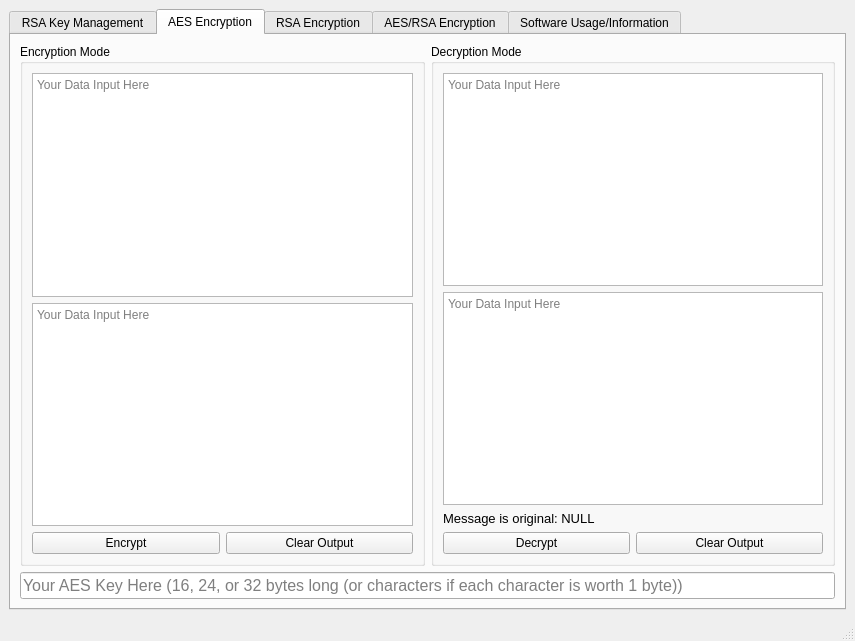
The window that src/TextSecure-QT/mainwindow.ui (zhiyan114/SecureMessage) describes before a commit, drawn with Qt 5.
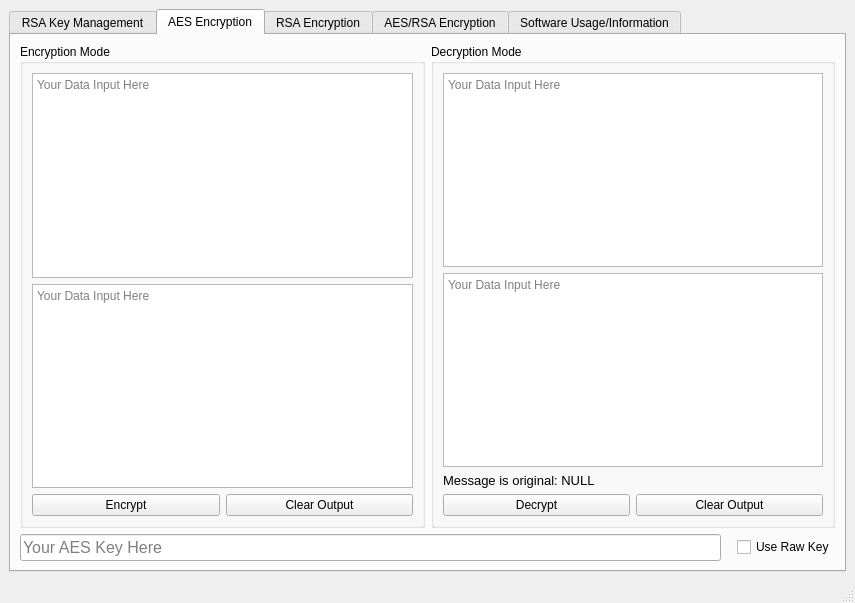
The same window after the commit. The open tabs and pages were chosen to show the change.

Commit message: AES Encryption has option to use non 16,24,32 byte key size

What changed in the file:
```diff
--- a/src/TextSecure-QT/mainwindow.ui
+++ b/src/TextSecure-QT/mainwindow.ui
@@ -7,7 +7,7 @@
     <x>0</x>
     <y>0</y>
     <width>855</width>
-    <height>641</height>
+    <height>603</height>
    </rect>
   </property>
   <property name="windowTitle">
@@ -15,13 +15,13 @@
   </property>
   <widget class="QWidget" name="centralwidget">
    <layout class="QGridLayout" name="gridLayout_2">
-    <item row="0" column="0">
+    <item row="1" column="0">
      <widget class="QTabWidget" name="tabWidget">
       <property name="tabShape">
        <enum>QTabWidget::Rounded</enum>
       </property>
       <property name="currentIndex">
-       <number>0</number>
+       <number>1</number>
       </property>
       <property name="tabsClosable">
        <bool>false</bool>
@@ -205,10 +205,10 @@
            <string>Decryption Mode</string>
           </property>
           <layout class="QGridLayout" name="gridLayout_9">
-           <item row="0" column="0" colspan="2">
-            <widget class="QPlainTextEdit" name="DecInput">
-             <property name="placeholderText">
-              <string>Your Data Input Here</string>
+           <item row="4" column="0">
+            <widget class="QPushButton" name="DecryptBtn">
+             <property name="text">
+              <string>Decrypt</string>
              </property>
             </widget>
            </item>
@@ -222,6 +222,13 @@
              </property>
             </widget>
            </item>
+           <item row="0" column="0" colspan="2">
+            <widget class="QPlainTextEdit" name="DecInput">
+             <property name="placeholderText">
+              <string>Your Data Input Here</string>
+             </property>
+            </widget>
+           </item>
            <item row="2" column="0" colspan="2">
             <widget class="QLabel" name="MessageStatus">
              <property name="font">
@@ -234,14 +241,7 @@
              </property>
             </widget>
            </item>
-           <item row="3" column="0">
-            <widget class="QPushButton" name="DecryptBtn">
-             <property name="text">
-              <string>Decrypt</string>
-             </property>
-            </widget>
-           </item>
-           <item row="3" column="1">
+           <item row="4" column="1">
             <widget class="QPushButton" name="DecClear">
              <property name="text">
               <string>Clear Output</string>
@@ -251,7 +251,15 @@
           </layout>
          </widget>
         </item>
-        <item row="1" column="0" colspan="2">
+        <item row="3" column="0" colspan="2">
+         <layout class="QHBoxLayout" name="horizontalLayout_2">
+          <property name="rightMargin">
+           <number>0</number>
+          </property>
+          <property name="bottomMargin">
+           <number>0</number>
+          </property>
+          <item>
          <widget class="QLineEdit" name="KeyInput">
           <property name="font">
            <font>
@@ -268,9 +276,34 @@
            <number>32</number>
           </property>
           <property name="placeholderText">
-           <string>Your AES Key Here (16, 24, or 32 bytes long (or characters if each character is worth 1 byte))</string>
-          </property>
-         </widget>
+             <string>Your AES Key Here</string>
+            </property>
+           </widget>
+          </item>
+          <item>
+           <spacer name="horizontalSpacer">
+            <property name="orientation">
+             <enum>Qt::Horizontal</enum>
+            </property>
+            <property name="sizeType">
+             <enum>QSizePolicy::Preferred</enum>
+            </property>
+            <property name="sizeHint" stdset="0">
+             <size>
+              <width>10</width>
+              <height>20</height>
+             </size>
+            </property>
+           </spacer>
+          </item>
+          <item>
+           <widget class="QCheckBox" name="isRawKey">
+            <property name="text">
+             <string>Use Raw Key</string>
+            </property>
+           </widget>
+          </item>
+         </layout>
         </item>
        </layout>
       </widget>
```
Lines whose indentation alone changed are shown as unchanged. The commit also changes 4 other files.
